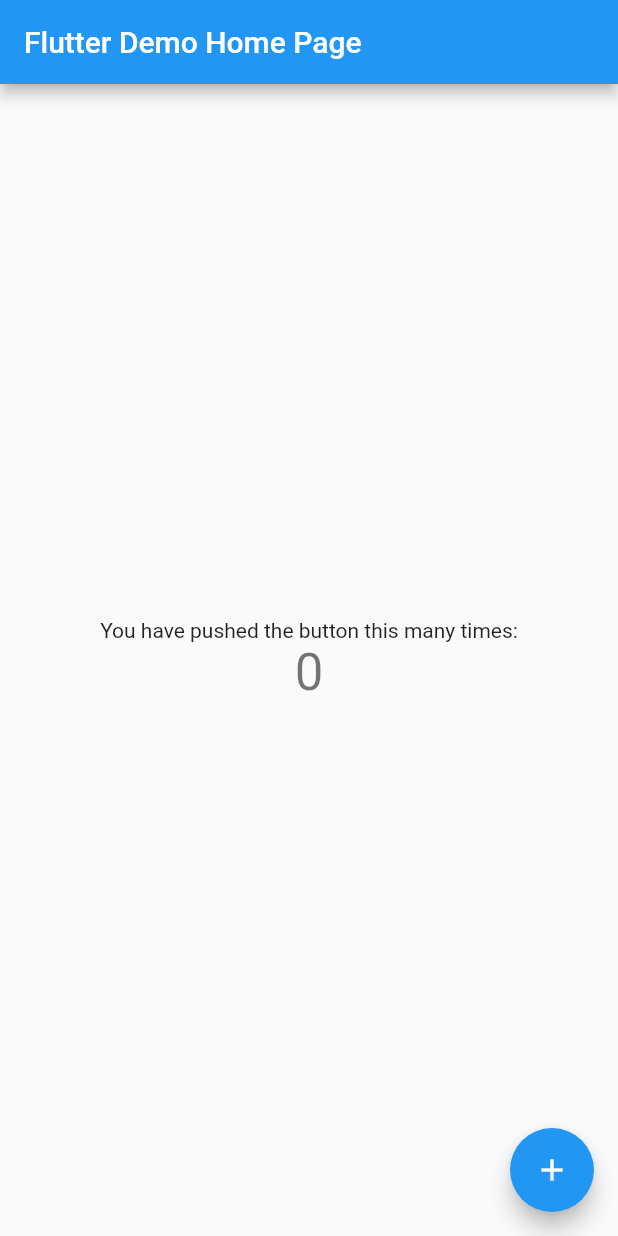
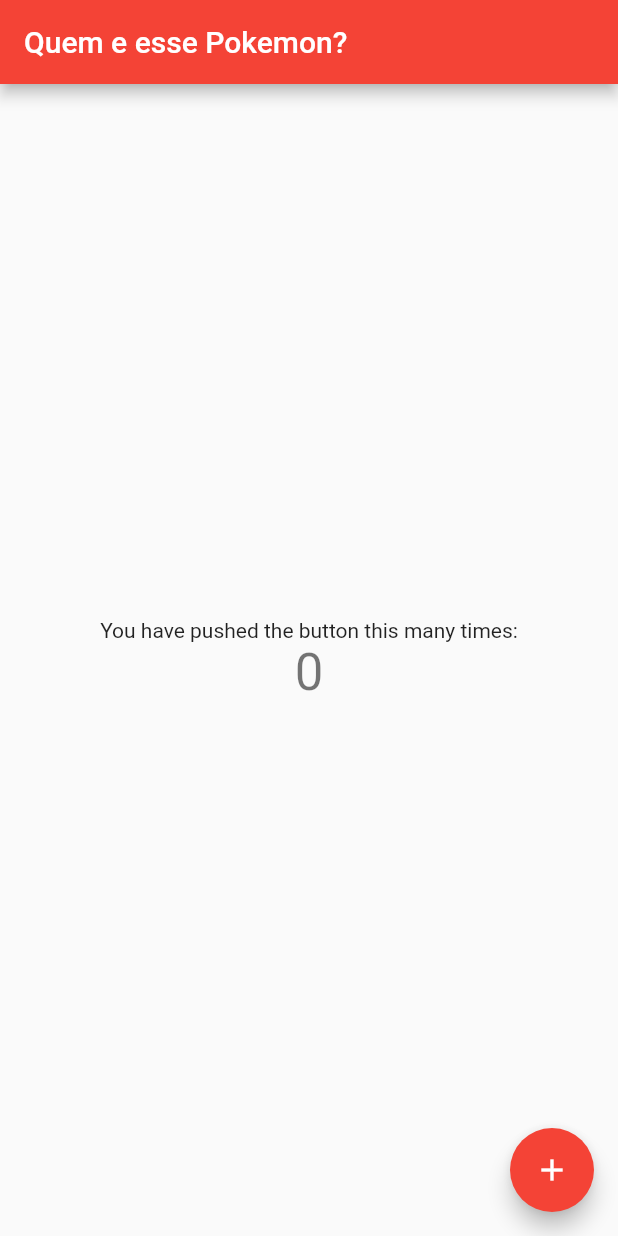
Before and after one commit to MsBlueberry58/18.00189-0_AvaliacaoP2, a Flutter app: the screen it shows after launch, on a phone screen of 412 x 824 dp. Run offline on Flutter 3.47's test engine with Material 2 defaults, Android fonts, the phone set to English and light mode, and no system bars.

Commit message:
Criação do pacote models + dart file pokémon + mudanças na main

```diff
--- a/flutter_p2/lib/main.dart
+++ b/flutter_p2/lib/main.dart
@@ -1,3 +1,6 @@
+// Bruna Galastri Guedes - 18.00189-0
+
+
 import 'package:flutter/material.dart';
 
 void main() {
@@ -5,28 +8,18 @@ void main() {
 }
 
 class MyApp extends StatelessWidget {
-  // This widget is the root of your application.
+
   @override
   Widget build(BuildContext context) {
     return MaterialApp(
-      title: 'Flutter Demo',
+      title: 'Pokemon Guessing Game',
       theme: ThemeData(
-        // This is the theme of your application.
-        //
-        // Try running your application with "flutter run". You'll see the
-        // application has a blue toolbar. Then, without quitting the app, try
-        // changing the primarySwatch below to Colors.green and then invoke
-        // "hot reload" (press "r" in the console where you ran "flutter run",
-        // or simply save your changes to "hot reload" in a Flutter IDE).
-        // Notice that the counter didn't reset back to zero; the application
-        // is not restarted.
-        primarySwatch: Colors.blue,
-        // This makes the visual density adapt to the platform that you run
-        // the app on. For desktop platforms, the controls will be smaller and
-        // closer together (more dense) than on mobile platforms.
+
+        primarySwatch: Colors.red,
+
         visualDensity: VisualDensity.adaptivePlatformDensity,
       ),
-      home: MyHomePage(title: 'Flutter Demo Home Page'),
+      home: MyHomePage(title: 'Quem e esse Pokemon?'),
     );
   }
 }
```
Also changed, not shown: flutter_p2/lib/models/pokemon.dart (added), 1 other file.
